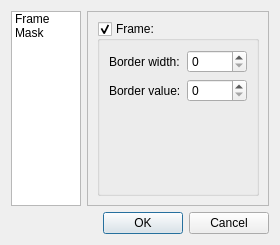
This is settings/settingsimage.ui in verbkinm2/WTF_Viewer as Qt 5 draws it before an edit. The edited form follows.
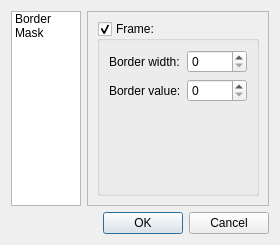
This is the edited form. Icons and pictures are not drawn.

The edit to the form file:
```diff
--- a/settings/settingsimage.ui
+++ b/settings/settingsimage.ui
@@ -28,7 +28,7 @@
      </property>
      <item>
       <property name="text">
-       <string>Frame</string>
+       <string>Border</string>
       </property>
      </item>
      <item>
```
